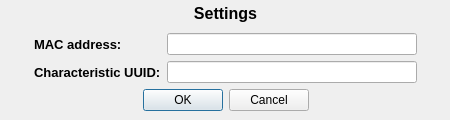
This is resources/settingsdialog.ui in CGodiksen/exercise-bike-logger as Qt 5 draws it before an edit. The edited form follows.
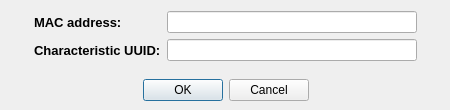
This is the edited form.

Commit message:
Made purely cosmetic changes to the UI.
Removed labels from dialog windows and removed some unused status bars.

```diff
--- a/resources/settingsdialog.ui
+++ b/resources/settingsdialog.ui
@@ -7,7 +7,7 @@
     <x>0</x>
     <y>0</y>
     <width>450</width>
-    <height>120</height>
+    <height>110</height>
    </rect>
   </property>
   <property name="windowTitle">
@@ -19,24 +19,11 @@
      <x>0</x>
      <y>0</y>
      <width>451</width>
-     <height>111</height>
+     <height>101</height>
     </rect>
    </property>
    <layout class="QGridLayout" name="gridLayout">
-    <item row="1" column="0">
-     <spacer name="horizontalSpacer">
-      <property name="orientation">
-       <enum>Qt::Horizontal</enum>
-      </property>
-      <property name="sizeHint" stdset="0">
-       <size>
-        <width>40</width>
-        <height>20</height>
-       </size>
-      </property>
-     </spacer>
-    </item>
-    <item row="2" column="1">
+    <item row="1" column="1">
      <widget class="QDialogButtonBox" name="buttonBox">
       <property name="orientation">
        <enum>Qt::Horizontal</enum>
@@ -49,7 +36,7 @@
       </property>
      </widget>
     </item>
-    <item row="1" column="2">
+    <item row="0" column="2">
      <spacer name="horizontalSpacer_2">
       <property name="orientation">
        <enum>Qt::Horizontal</enum>
@@ -62,9 +49,22 @@
       </property>
      </spacer>
     </item>
-    <item row="1" column="1">
+    <item row="0" column="0">
+     <spacer name="horizontalSpacer">
+      <property name="orientation">
+       <enum>Qt::Horizontal</enum>
+      </property>
+      <property name="sizeHint" stdset="0">
+       <size>
+        <width>40</width>
+        <height>20</height>
+       </size>
+      </property>
+     </spacer>
+    </item>
+    <item row="0" column="1">
      <layout class="QFormLayout" name="formLayout">
-      <item row="0" column="0">
+      <item row="1" column="0">
        <widget class="QLabel" name="label_2">
         <property name="font">
          <font>
@@ -78,10 +78,10 @@
         </property>
        </widget>
       </item>
-      <item row="0" column="1">
+      <item row="1" column="1">
        <widget class="QLineEdit" name="addressLineEdit"/>
       </item>
-      <item row="1" column="0">
+      <item row="2" column="0">
        <widget class="QLabel" name="label_3">
         <property name="font">
          <font>
@@ -95,7 +95,7 @@
         </property>
        </widget>
       </item>
-      <item row="1" column="1">
+      <item row="2" column="1">
        <widget class="QLineEdit" name="uuidLineEdit">
         <property name="minimumSize">
          <size>
@@ -105,25 +105,34 @@
         </property>
        </widget>
       </item>
+      <item row="0" column="1">
+       <spacer name="verticalSpacer">
+        <property name="orientation">
+         <enum>Qt::Vertical</enum>
+        </property>
+        <property name="sizeHint" stdset="0">
+         <size>
+          <width>20</width>
+          <height>40</height>
+         </size>
+        </property>
+       </spacer>
+      </item>
+      <item row="3" column="1">
+       <spacer name="verticalSpacer_2">
+        <property name="orientation">
+         <enum>Qt::Vertical</enum>
+        </property>
+        <property name="sizeHint" stdset="0">
+         <size>
+          <width>20</width>
+          <height>40</height>
+         </size>
+        </property>
+       </spacer>
+      </item>
      </layout>
     </item>
-    <item row="0" column="1">
-     <widget class="QLabel" name="label">
-      <property name="font">
-       <font>
-        <pointsize>12</pointsize>
-        <weight>75</weight>
-        <bold>true</bold>
-       </font>
-      </property>
-      <property name="text">
-       <string>Settings</string>
-      </property>
-      <property name="alignment">
-       <set>Qt::AlignCenter</set>
-      </property>
-     </widget>
-    </item>
    </layout>
   </widget>
  </widget>
```
The commit also changes 4 other files.
